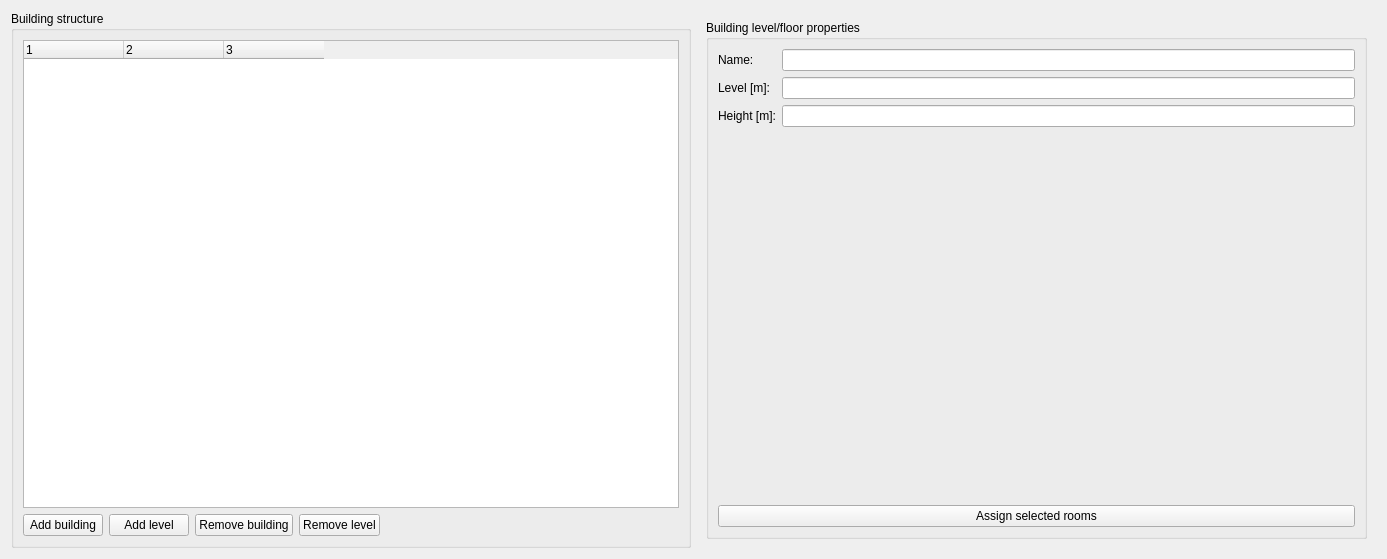
ghorwin/SIM-VICUS, file SIM-VICUS/src/SVFloorManagerWidget.ui: the form before one commit.
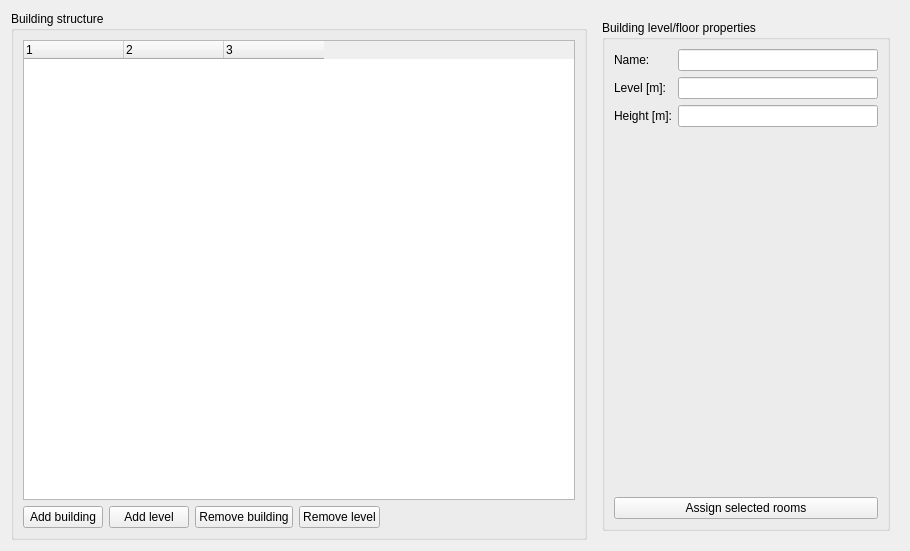
The form after the commit. Icons and pictures are not drawn. Custom widgets are drawn as their Qt base class.

Commit message: Property editing done in floor manager.

```diff
--- a/SIM-VICUS/src/SVFloorManagerWidget.ui
+++ b/SIM-VICUS/src/SVFloorManagerWidget.ui
@@ -6,14 +6,14 @@
    <rect>
     <x>0</x>
     <y>0</y>
-    <width>1387</width>
-    <height>559</height>
+    <width>910</width>
+    <height>551</height>
    </rect>
   </property>
   <property name="windowTitle">
    <string>Floor manager</string>
   </property>
-  <layout class="QHBoxLayout" name="horizontalLayout">
+  <layout class="QHBoxLayout" name="horizontalLayout" stretch="1,0">
    <item>
     <widget class="QGroupBox" name="groupBox">
      <property name="title">
@@ -172,7 +172,14 @@
            </widget>
           </item>
           <item row="0" column="1">
-           <widget class="QLineEdit" name="lineEditLevelName"/>
+           <widget class="QLineEdit" name="lineEditLevelName">
+            <property name="minimumSize">
+             <size>
+              <width>200</width>
+              <height>0</height>
+             </size>
+            </property>
+           </widget>
           </item>
           <item row="1" column="0">
            <widget class="QLabel" name="label_3">
@@ -194,7 +201,7 @@
           <item row="2" column="1">
            <widget class="QLineEdit" name="lineEditHeight"/>
           </item>
-          <item row="3" column="0">
+          <item row="3" column="1">
            <spacer name="verticalSpacer">
             <property name="orientation">
              <enum>Qt::Vertical</enum>
@@ -223,6 +230,13 @@
    </item>
   </layout>
  </widget>
+ <customwidgets>
+  <customwidget>
+   <class>QtExt::ValidatingLineEdit</class>
+   <extends>QLineEdit</extends>
+   <header location="global">QtExt_ValidatingLineEdit.h</header>
+  </customwidget>
+ </customwidgets>
  <resources>
   <include location="../resources/SIM-VICUS.qrc"/>
  </resources>
```
Left out of the diff: 6 changed lines with no effect on the pictures. The commit also changes 2 other files.
